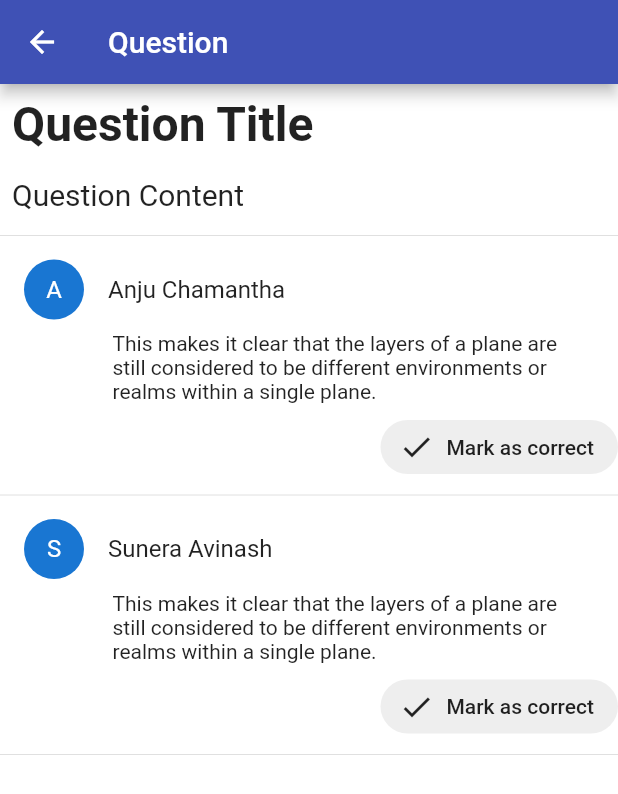
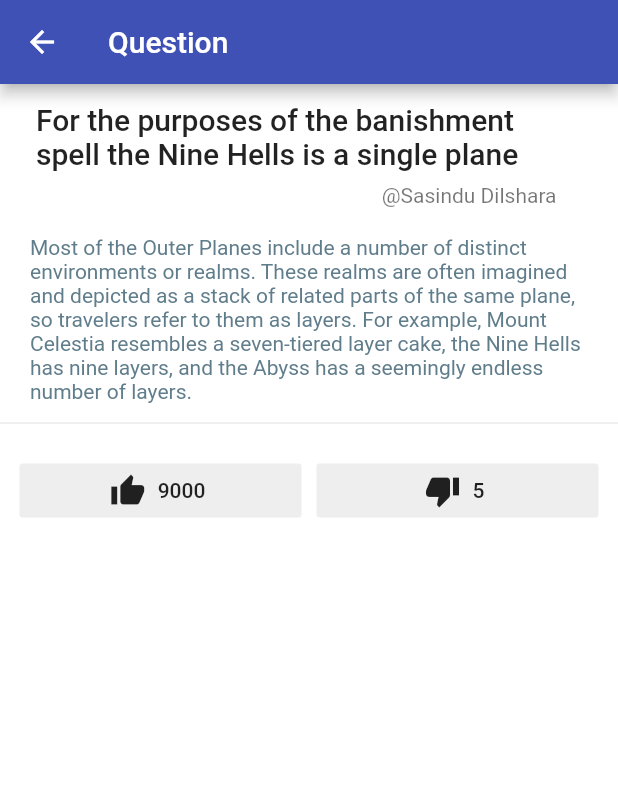
Before and after one commit to RealHack-2-0/Pulse, a Flutter app: the screen it shows after launch, after a tap on "How to add a image to Firebase?", on a phone screen of 412 x 824 dp. Shown: the top 794 px of the screen. Run offline on Flutter 3.47's test engine with Material 2 defaults, Android fonts, the phone set to English and light mode, and no system bars; our stand-ins replace dio, flutter_form_builder, flutter_spinkit.

Commit message:
question view modified

```diff
--- a/qna-flutter/lib/views/home/home.dart
+++ b/qna-flutter/lib/views/home/home.dart
@@ -6,6 +6,7 @@ class HomePage extends StatelessWidget {
   @override
   Widget build(BuildContext context) {
     return Scaffold(
+      // bottomNavigationBar: BottomNavigationBar(),
       appBar: AppBar(title: Text("Stack Overflow Demo"),
       actions: <Widget>[
 
--- a/qna-flutter/lib/views/home/question.dart
+++ b/qna-flutter/lib/views/home/question.dart
@@ -66,7 +66,9 @@ class QuestionView extends StatelessWidget {
       ),
       onTap: () {
         Navigator.push(
-            context, MaterialPageRoute(builder: (_) => QuestionScreen()));
+            context, MaterialPageRoute(builder: (_) => QuestionScreen(title: "For the purposes of the banishment spell the Nine Hells is a single plane",
+             content:"Most of the Outer Planes include a number of distinct environments or realms. These realms are often imagined and depicted as a stack of related parts of the same plane, so travelers refer to them as layers. For example, Mount Celestia resembles a seven-tiered layer cake, the Nine Hells has nine layers, and the Abyss has a seemingly endless number of layers.",
+             upVotes: 9000,downVotes: 5,author:"Sasindu Dilshara")));
       },
     );
   }
--- a/qna-flutter/lib/views/question/question_screen.dart
+++ b/qna-flutter/lib/views/question/question_screen.dart
@@ -1,7 +1,20 @@
 import 'package:flutter/material.dart';
-import 'package:qna_flutter/views/question/answer.dart';
 
 class QuestionScreen extends StatelessWidget {
+  final String title;
+  final String content;
+  final int downVotes;
+  final int upVotes;
+  final String author;
+
+  const QuestionScreen(
+      {Key key,
+      this.title,
+      this.content,
+      this.upVotes,
+      this.downVotes,
+      this.author})
+      : super(key: key);
   @override
   Widget build(BuildContext context) {
     return Scaffold(
@@ -10,31 +23,67 @@ class QuestionScreen extends StatelessWidget {
       ),
       body: ListView(
         children: <Widget>[
-          Padding(
-            padding: const EdgeInsets.all(8.0),
-            child: Text(
-              "Question Title",
-              style: TextStyle(fontSize: 32, fontWeight: FontWeight.w700),
+          ListTile(
+            title: Padding(
+              padding: const EdgeInsets.all(8.0),
+              child: Text(
+                title,
+                textAlign: TextAlign.left,
+                style: TextStyle(
+                  fontSize: 20,
+                  fontWeight: FontWeight.w500,
+                ),
+              ),
+            ),
+            subtitle: Padding(
+              padding: const EdgeInsets.fromLTRB(5, 0, 25, 10),
+              child: Text(
+                "@" + author,
+                textAlign: TextAlign.right,
+              ),
             ),
           ),
-          Padding(
-            padding: const EdgeInsets.all(8.0),
-            child: Text(
-              "Question Content",
-              style: TextStyle(fontSize: 20),
+          Container(
+            child: Padding(
+              padding: const EdgeInsets.fromLTRB(20, 5, 20, 5),
+              child: Text(
+                this.content,
+                style: TextStyle(
+                    fontWeight: FontWeight.w400, color: Colors.blueGrey),
+              ),
             ),
           ),
           Divider(),
-          Answer(
-            name: "Anju Chamantha",
-            content:
-                "This makes it clear that the layers of a plane are still considered to be different environments or realms within a single plane.",
-          ),
-          Answer(
-            name: "Sunera Avinash",
-            content:
-                "This makes it clear that the layers of a plane are still considered to be different environments or realms within a single plane.",
-          ),
+          Padding(
+            padding: const EdgeInsets.all(8.0),
+            child: Row(
+              children: <Widget>[
+                Expanded(
+                                  child: Padding(
+                    padding: EdgeInsets.all(5),
+                    child: FlatButton.icon(
+                      color: Colors.grey[200],
+                      icon: Icon(Icons.thumb_up),
+                      label: Text("$upVotes"),
+                      onPressed: () => {},
+                    ),
+                  ),
+                ),
+                Expanded(
+                                  child: Padding(
+                    padding: EdgeInsets.all(5),
+                    child: FlatButton.icon(
+                      color: Colors.grey[200],
+                      icon: Icon(Icons.thumb_down),
+                      label: Text("$downVotes"),
+                      onPressed: () => {},
+                    ),
+                  ),
+                ),
+              ],
+            ),
+          )
+
         ],
       ),
     );
```
